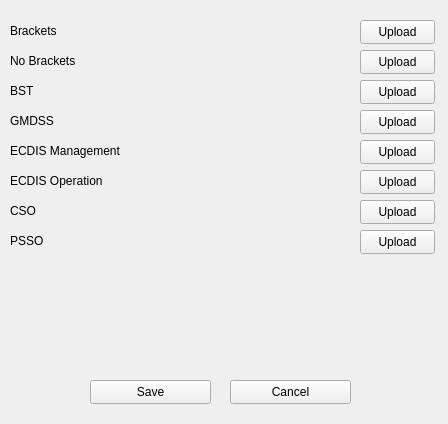
OmarShalaby24/MTUC-App, file Update Certificates Templates.ui: the form before one commit.
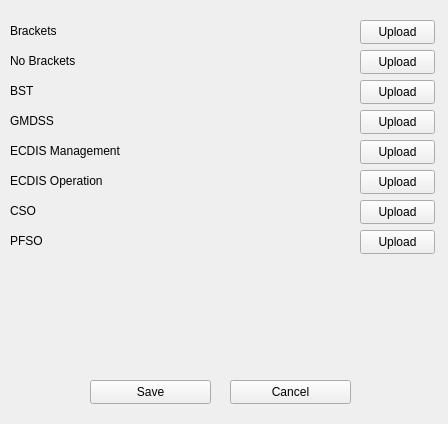
The form after the commit.

What changed in the file:
```diff
--- a/Update Certificates Templates.ui
+++ b/Update Certificates Templates.ui
@@ -113,7 +113,7 @@
     </rect>
    </property>
    <property name="text">
-    <string>PSSO</string>
+    <string>PFSO</string>
    </property>
   </widget>
   <widget class="QLabel" name="BST">
```
Left out of the diff: 2 changed lines with no effect on the pictures.
